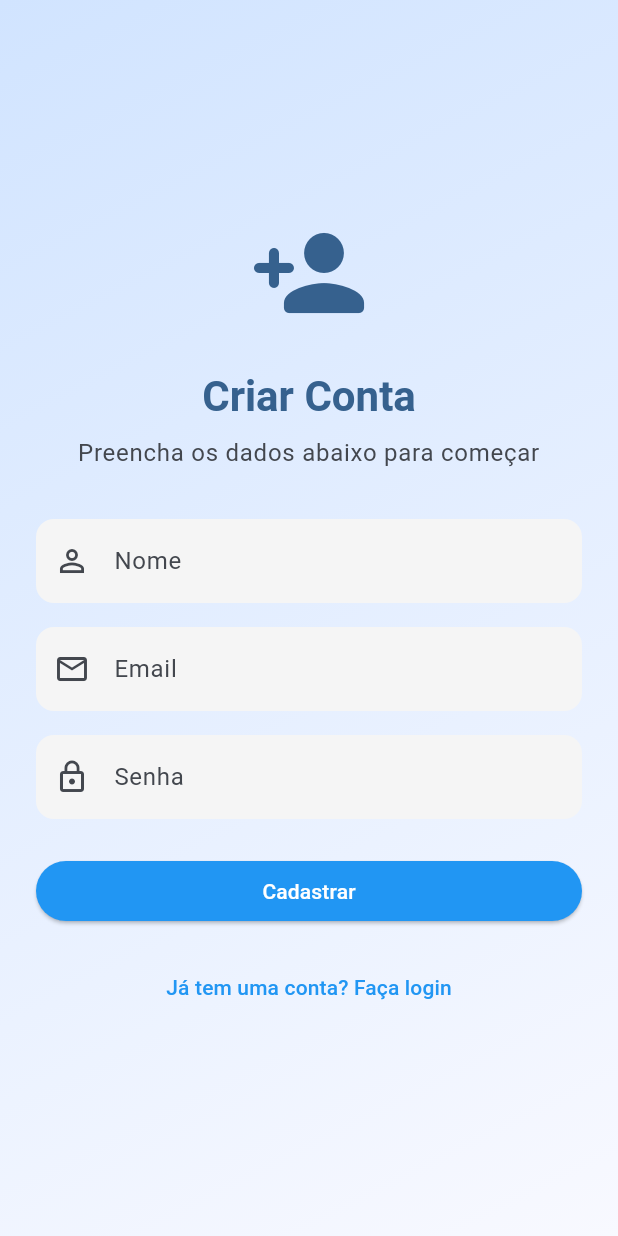
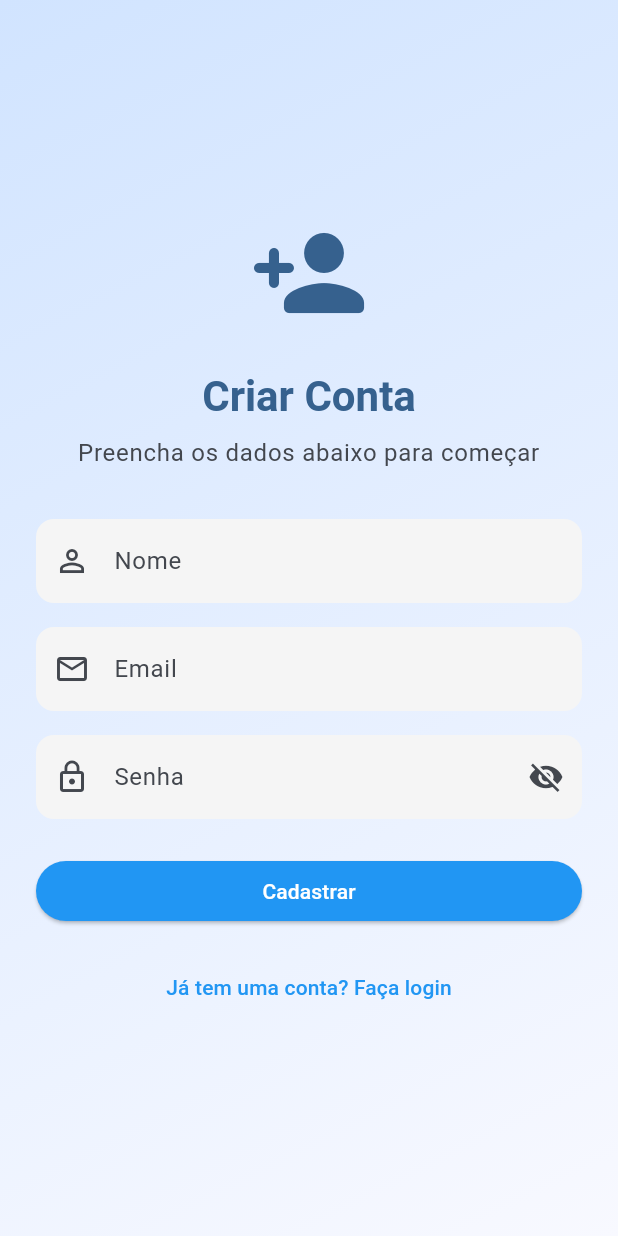
Before and after one commit to Atila-Macedo/tarefas_compartilhadas, a Flutter app: the screen it shows after launch, after a tap on "Entrar", after a tap on "Não tem uma conta? Cadastre-se", on a phone screen of 412 x 824 dp. Run offline on Flutter 3.47's test engine with Material 3 defaults, Android fonts, the light colour scheme and no system bars; our stand-ins replace dio, image_picker, shared_preferences.

Commit message:
feat: integrando backend de login

```diff
--- a/lib/main.dart
+++ b/lib/main.dart
@@ -1,8 +1,9 @@
 
 import 'package:flutter/material.dart';
 import 'package:provider/provider.dart';
+
+import 'providers/task_list_provider.dart';
 import 'providers/theme_provider.dart';
-import 'providers/task_list_provider.dart';
 import 'utils/app_routes.dart';
 
 void main() {
@@ -22,6 +23,7 @@ class MyApp extends StatelessWidget {
       child: Consumer<ThemeProvider>(
         builder: (context, themeProvider, child) {
           return MaterialApp(
+            debugShowCheckedModeBanner: false,
             title: 'App de Tarefas',
             theme: themeProvider.getTheme().copyWith(
               inputDecorationTheme: InputDecorationTheme(
--- /dev/null
+++ b/lib/models/login_response.dart
@@ -0,0 +1,30 @@
+class LoginResponse {
+  final int id;
+  final String email;
+  final String name;
+
+  LoginResponse({
+    required this.id,
+    required this.email,
+    required this.name,
+  });
+
+  LoginResponse copyWith({
+    int? id,
+    String? email,
+    String? name,
+  }) {
+    return LoginResponse(
+      id: id ?? this.id,
+      email: email ?? this.email,
+      name: name ?? this.name,
+    );
+  }
+  factory LoginResponse.fromJson(Map<String, dynamic> json){
+    return LoginResponse(
+      id: json['id'],
+      name: json['nome'],
+      email: json['email'],
+    );
+  }
+}
--- a/lib/providers/theme_provider.dart
+++ b/lib/providers/theme_provider.dart
@@ -134,7 +134,7 @@ class ThemeProvider extends ChangeNotifier {
         backgroundColor: primaryColor,
         foregroundColor: Colors.white,
       ),
-      cardTheme: CardTheme(
+      cardTheme: CardThemeData(
         elevation: 2,
         shape: RoundedRectangleBorder(
           borderRadius: BorderRadius.circular(16),
--- a/lib/screens/auth/login_screen.dart
+++ b/lib/screens/auth/login_screen.dart
@@ -1,6 +1,7 @@
 import 'package:flutter/material.dart';
-import 'package:seu_app_de_tarefas/models/user_model.dart';
-import 'package:seu_app_de_tarefas/screens/auth/auth_controller.dart';
+import 'package:seu_app_de_tarefas/screens/auth/controller/auth_login_controller.dart';
+import 'package:seu_app_de_tarefas/services/service_flutter_api.dart';
+
 import '../../utils/app_routes.dart';
 
 class LoginScreen extends StatefulWidget {
@@ -14,7 +15,15 @@ class _LoginScreenState extends State<LoginScreen> {
   final _formKey = GlobalKey<FormState>();
   final _emailController = TextEditingController();
   final _passwordController = TextEditingController();
-  final AuthController _controller = AuthController();
+  late final AuthController _controllerService;
+  bool _isLoading = false;
+  bool _obscurePassword = true;
+
+  @override
+  void initState() {
+    super.initState();
+    _controllerService = AuthController(ServiceFlutterApi());
+  }
 
   @override
   void dispose() {
@@ -25,17 +34,33 @@ class _LoginScreenState extends State<LoginScreen> {
 
   void _handleLogin() async {
     if (_formKey.currentState!.validate()) {
-      final success = await _controller.login(
-        _emailController.text,
-        _passwordController.text,
-      );
-
-      if (success) {
-        Navigator.pushReplacementNamed(context, '/home');
-      } else {
+      setState(() {
+        _isLoading = true;
+      });
+      try {
+        final response = await _controllerService.loginUser(
+          _emailController.text,
+          _passwordController.text,
+        );
+        setState(() {
+          _isLoading = false;
+        });
         ScaffoldMessenger.of(context).showSnackBar(
-          const SnackBar(content: Text('Email ou senha inválidos')),
+          SnackBar(
+            content: Text("Bem-vindo(a), ${response!.name}!"),
+            duration: const Duration(milliseconds: 1500),
+          ),
         );
+        await Future.delayed(const Duration(seconds: 2));
+        Navigator.pushReplacementNamed(context, AppRoutes.home);
+      } catch (ex) {
+        ScaffoldMessenger.of(context).showSnackBar(
+          const SnackBar(content: Text("Erro ao fazer login")),
+        );
+      } finally {
+        setState(() {
+          _isLoading = false;
+        });
       }
     }
   }
@@ -106,11 +131,19 @@ class _LoginScreenState extends State<LoginScreen> {
                     const SizedBox(height: 16),
                     TextFormField(
                       controller: _passwordController,
-                      decoration: const InputDecoration(
+                      decoration: InputDecoration(
                         labelText: 'Senha',
-                        prefixIcon: Icon(Icons.lock_outline),
+                        prefixIcon: const Icon(Icons.lock_outline),
+                        suffixIcon: IconButton(
+                          icon: Icon(_obscurePassword ? Icons.visibility_off : Icons.visibility),
+                          onPressed: () {
+                            setState(() {
+                              _obscurePassword = !_obscurePassword;
+                            });
+                          },
+                        ),
                       ),
-                      obscureText: true,
+                      obscureText: _obscurePassword,
                       validator: (value) {
                         if (value == null || value.isEmpty) {
                           return 'Por favor, insira sua senha';
@@ -120,8 +153,14 @@ class _LoginScreenState extends State<LoginScreen> {
                     ),
                     const SizedBox(height: 24),
                     ElevatedButton(
-                      onPressed: _handleLogin,
-                      child: const Text('Entrar'),
+                      onPressed: _isLoading ? null : _handleLogin,
+                      child: _isLoading
+                          ? const SizedBox(
+                              width: 24,
+                              height: 24,
+                              child: CircularProgressIndicator(strokeWidth: 2),
+                            )
+                          : const Text('Entrar'),
                     ),
                     const SizedBox(height: 16),
                     TextButton(
--- a/lib/screens/auth/signup_screen.dart
+++ b/lib/screens/auth/signup_screen.dart
@@ -1,5 +1,6 @@
 import 'package:flutter/material.dart';
-import '../../utils/app_routes.dart';
+import 'package:seu_app_de_tarefas/screens/auth/controller/auth_login_controller.dart';
+import 'package:seu_app_de_tarefas/services/service_flutter_api.dart';
 
 class SignupScreen extends StatefulWidget {
   const SignupScreen({super.key});
@@ -13,6 +14,15 @@ class _SignupScreenState extends State<SignupScreen> {
   final _nameController = TextEditingController();
   final _emailController = TextEditingController();
   final _passwordController = TextEditingController();
+  late final AuthController _controllerService;
+  bool _isLoading = false;
+  bool _obscurePassword = true;
+
+  @override
+  void initState() {
+    super.initState();
+    _controllerService = AuthController(ServiceFlutterApi());
+  }
 
   @override
   void dispose() {
@@ -22,10 +32,35 @@ class _SignupScreenState extends State<SignupScreen> {
     super.dispose();
   }
 
-  void _handleSignup() {
+  void _handleSignup() async {
     if (_formKey.currentState!.validate()) {
-      // TODO: Implementar lógica de cadastro
-      Navigator.pushReplacementNamed(context, AppRoutes.home);
+      setState(() {
+        _isLoading = true;
+      });
+      try {
+        final response = await _controllerService.registerUser(
+          _nameController.text,
+          _emailController.text,
+          _passwordController.text,
+        );
+        if (response == false) {
+          throw Exception("Erro ao criar usuário");
+        }
+        setState(() {
+          _isLoading = false;
+        });
+        ScaffoldMessenger.of(context).showSnackBar(
+          const SnackBar(content: Text("Usuário criado com sucesso! Faça login.")),
+        );
+      } catch (ex) {
+        ScaffoldMessenger.of(context).showSnackBar(
+          const SnackBar(content: Text("Erro ao fazer login")),
+        );
+      } finally {
+        setState(() {
+          _isLoading = false;
+        });
+      }
     }
   }
 
@@ -107,11 +142,19 @@ class _SignupScreenState extends State<SignupScreen> {
                     const SizedBox(height: 16),
                     TextFormField(
                       controller: _passwordController,
-                      decoration: const InputDecoration(
+                      decoration: InputDecoration(
                         labelText: 'Senha',
-                        prefixIcon: Icon(Icons.lock_outline),
+                        prefixIcon: const Icon(Icons.lock_outline),
+                        suffixIcon: IconButton(
+                          icon: Icon(_obscurePassword ? Icons.visibility_off : Icons.visibility),
+                          onPressed: () {
+                            setState(() {
+                              _obscurePassword = !_obscurePassword;
+                            });
+                          },
+                        ),
                       ),
-                      obscureText: true,
+                      obscureText: _obscurePassword,
                       validator: (value) {
                         if (value == null || value.isEmpty) {
                           return 'Por favor, insira sua senha';
@@ -122,7 +165,13 @@ class _SignupScreenState extends State<SignupScreen> {
                     const SizedBox(height: 24),
                     ElevatedButton(
                       onPressed: _handleSignup,
-                      child: const Text('Cadastrar'),
+                      child: _isLoading
+                          ? const CircularProgressIndicator(
+                              color: Colors.white,
+                              strokeWidth: 2,
+
+                            )
+                          : const Text('Cadastrar'),
                     ),
                     const SizedBox(height: 16),
                     TextButton(
--- /dev/null
+++ b/lib/services/interface/iservice_flutter_api.dart
@@ -0,0 +1,6 @@
+import 'package:seu_app_de_tarefas/models/login_response.dart';
+
+abstract class IServiceFlutterApi{
+  Future<LoginResponse?> postLoginUser(String email, String senha);
+  Future<bool> postRegisterUser(String nome, String email, String senha);
+}
```
Also changed, not shown: lib/models/user.dart (deleted, +0 -23 lines), lib/screens/auth/auth_controller.dart (deleted, +0 -16 lines), lib/screens/auth/controller/auth_login_controller.dart (added, +31 -0 lines), lib/screens/auth/service/auth_service.dart (deleted, +0 -25 lines), lib/services/service_flutter_api.dart (added, +36 -0 lines), lib/screens/auth/service/interface/iauth_service.dart (deleted), pubspec.lock, 1 other file.
